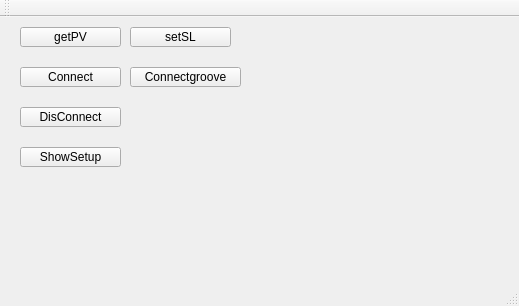
Above: AL808_DRV/test_AL808/mainwindow.ui from Aimiaomiao1314/temControl before the change. Below: the same form after it.
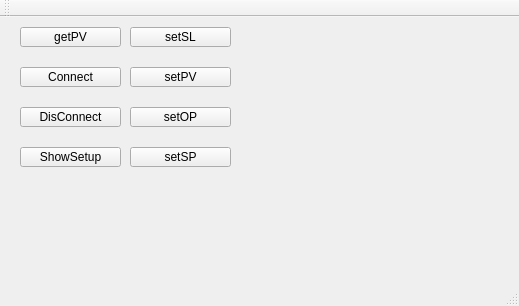
That is the form after the change.

What changed in the file:
```diff
--- a/AL808_DRV/test_AL808/mainwindow.ui
+++ b/AL808_DRV/test_AL808/mainwindow.ui
@@ -79,17 +79,43 @@
      <string>setSL</string>
     </property>
    </widget>
-   <widget class="QPushButton" name="pushButton_Groove">
+   <widget class="QPushButton" name="pushButton_SetOP">
+    <property name="geometry">
+     <rect>
+      <x>130</x>
+      <y>90</y>
+      <width>101</width>
+      <height>20</height>
+     </rect>
+    </property>
+    <property name="text">
+     <string>setOP</string>
+    </property>
+   </widget>
+   <widget class="QPushButton" name="pushButton_SetSP">
+    <property name="geometry">
+     <rect>
+      <x>130</x>
+      <y>130</y>
+      <width>101</width>
+      <height>20</height>
+     </rect>
+    </property>
+    <property name="text">
+     <string>setSP</string>
+    </property>
+   </widget>
+   <widget class="QPushButton" name="pushButton_SetPV">
     <property name="geometry">
      <rect>
       <x>130</x>
       <y>50</y>
-      <width>111</width>
+      <width>101</width>
       <height>20</height>
      </rect>
     </property>
     <property name="text">
-     <string>Connectgroove</string>
+     <string>setPV</string>
     </property>
    </widget>
   </widget>
```
